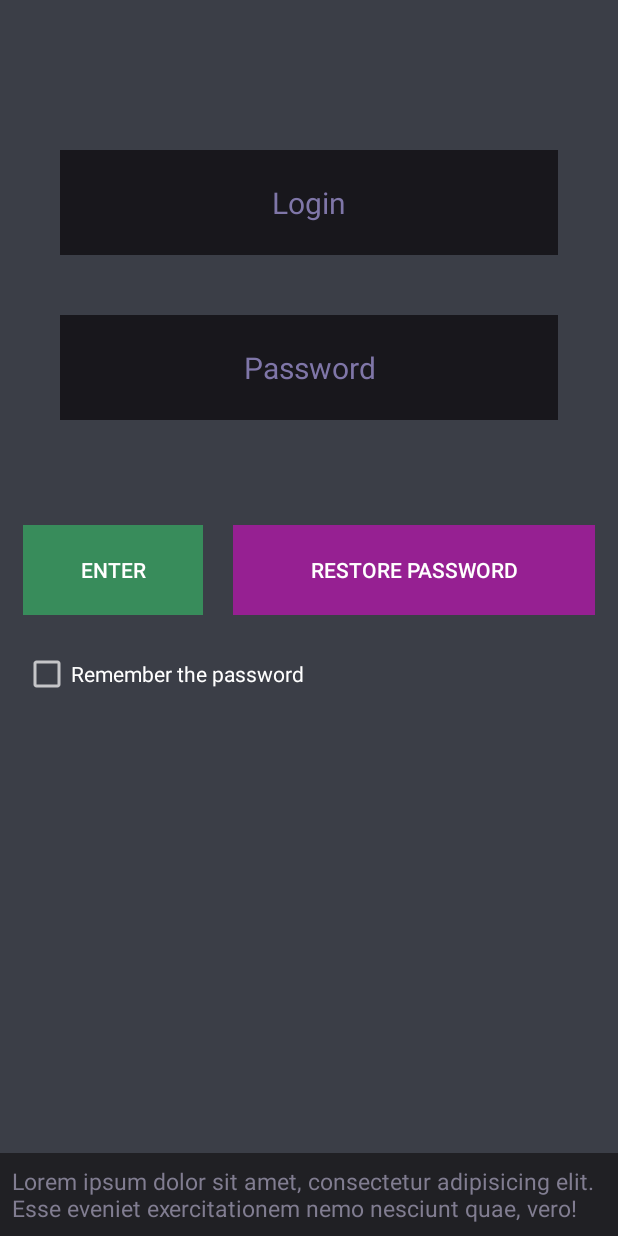
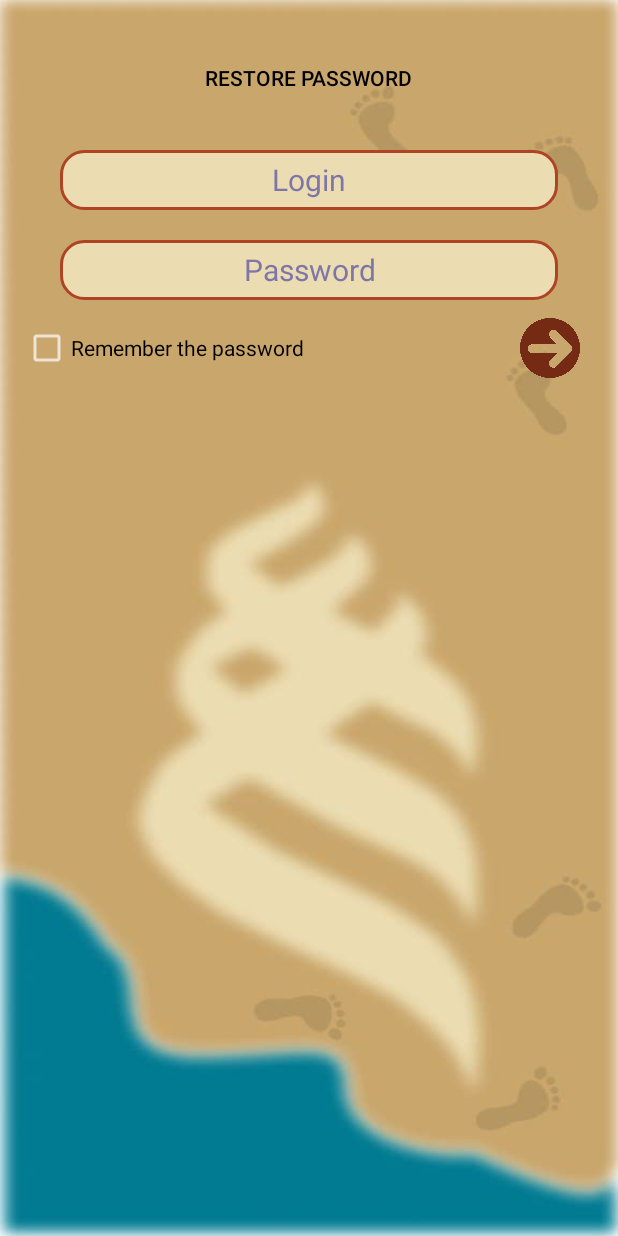
Before and after one commit to MaksKuchuk/AvitoYAIMP, an Android app: the screen it shows after launch (MainActivity), on a phone screen of 412 x 824 dp. Run offline under Robolectric (Android 15) with nearby library versions, the phone set to English and light mode, and no system bars.

Commit message:
designUpdate

```diff
--- a/app/src/main/java/com/example/dvfuyaimp/MainActivity.java
+++ b/app/src/main/java/com/example/dvfuyaimp/MainActivity.java
@@ -6,15 +6,20 @@ import android.content.Intent;
 import android.os.Bundle;
 import android.view.View;
 import android.widget.Button;
+import android.widget.CheckBox;
 import android.widget.EditText;
 import android.widget.Toast;
 
 public class MainActivity extends AppCompatActivity {
 
+    CheckBox remember;
+
     @Override
     protected void onCreate(Bundle savedInstanceState) {
         super.onCreate(savedInstanceState);
         setContentView(R.layout.activity_main);
+
+        remember = (CheckBox)findViewById(R.id.password_rem);
 
         findViewById(R.id.enterButton).setOnClickListener(new View.OnClickListener() {
             @Override
@@ -26,6 +31,12 @@ public class MainActivity extends AppCompatActivity {
             @Override
             public void onClick(View view) {
                 restorePasswordBTN(view);
+            }
+        });
+        remember.setOnClickListener(new View.OnClickListener() {
+            @Override
+            public void onClick(View view) {
+
             }
         });
 
--- /dev/null
+++ b/app/src/main/res/drawable/edit_text.xml
@@ -0,0 +1,10 @@
+<?xml version="1.0" encoding="utf-8"?>
+<selector xmlns:android="http://schemas.android.com/apk/res/android">
+    <item>
+        <shape android:shape="rectangle">
+            <solid android:color="@color/passEmailEdit"></solid>
+            <corners android:radius="15dp"></corners>
+            <stroke android:width="2dp" android:color="@color/dayScrollBTN"></stroke>
+        </shape>
+    </item>
+</selector>
--- a/app/src/main/res/layout/activity_main.xml
+++ b/app/src/main/res/layout/activity_main.xml
@@ -4,17 +4,17 @@
     xmlns:tools="http://schemas.android.com/tools"
     android:layout_width="match_parent"
     android:layout_height="match_parent"
-    android:background="@color/mainBGC"
+    android:background="@drawable/main_bg"
     tools:context=".MainActivity">
 
     <EditText
         android:id="@+id/EmailEdit"
         android:layout_width="match_parent"
-        android:layout_height="70dp"
+        android:layout_height="40dp"
         android:layout_marginStart="40dp"
         android:layout_marginTop="100dp"
         android:layout_marginEnd="40dp"
-        android:background="@color/passEmailEdit"
+        android:background="@drawable/edit_text"
         android:gravity="center"
         android:hint="@string/hintLogin"
         android:inputType="textEmailAddress"
@@ -25,16 +25,16 @@
         app:layout_constraintEnd_toEndOf="parent"
         app:layout_constraintStart_toStartOf="parent"
         app:layout_constraintTop_toTopOf="parent"
-        android:autofillHints="Login" />
+        android:autofillHints="Login"/>
 
     <EditText
         android:id="@+id/PasswordEdit"
         android:layout_width="match_parent"
-        android:layout_height="70dp"
+        android:layout_height="40dp"
         android:layout_marginStart="40dp"
-        android:layout_marginTop="40dp"
+        android:layout_marginTop="20dp"
         android:layout_marginEnd="40dp"
-        android:background="@color/passEmailEdit"
+        android:background="@drawable/edit_text"
         android:gravity="center"
         android:hint="@string/hintPassword"
         android:inputType="textPassword"
@@ -52,64 +52,52 @@
         android:layout_width="match_parent"
         android:layout_height="wrap_content"
         android:layout_marginStart="15dp"
-        android:layout_marginTop="70dp"
+        android:layout_marginTop="8dp"
         android:layout_marginEnd="15dp"
         android:orientation="horizontal"
         app:layout_constraintEnd_toEndOf="parent"
+        app:layout_constraintHorizontal_bias="1.0"
         app:layout_constraintStart_toStartOf="parent"
-        app:layout_constraintTop_toBottomOf="@id/PasswordEdit"
-        >
+        app:layout_constraintTop_toBottomOf="@id/PasswordEdit">
+
+        <CheckBox
+            android:id="@+id/password_rem"
+            android:layout_width="wrap_content"
+            android:layout_height="wrap_content"
+            android:minHeight="48dp"
+            android:text="@string/rememberPassword"
+            android:textColor="@color/black" />
+
+        <Space
+            android:layout_width="0dp"
+            android:layout_height="0dp"
+            android:layout_weight="1" />
 
         <Button
             android:id="@+id/enterButton"
-            android:layout_height="60dp"
-            android:layout_width="0dp"
+            style="?android:attr/borderlessButtonStyle"
+            android:layout_width="40dp"
+            android:layout_height="40dp"
             android:layout_marginEnd="10dp"
-            android:layout_weight="0.3"
-            android:text="@string/enterButton"
-            android:textStyle="normal"
-            style="?android:attr/borderlessButtonStyle"
-            android:background="@color/enterButtonBGC"
-            />
-
-        <Button
-            android:id="@+id/restorePasswordButton"
-            android:layout_height="60dp"
-            android:layout_width="0dp"
-            android:layout_marginStart="10dp"
-            android:layout_weight="0.6"
-            android:text="@string/restorePasswordButton"
-            android:textStyle="normal"
-            style="?android:attr/borderlessButtonStyle"
-            android:background="@color/restorePasswordButtonBGC"
-            />
-
+            android:background="@drawable/button_arrow"
+            android:textStyle="normal" />
     </LinearLayout>
 
-    <CheckBox
-        android:id="@+id/checkBox"
+    <Button
+        android:id="@+id/restorePasswordButton"
+        style="?android:attr/borderlessButtonStyle"
         android:layout_width="wrap_content"
         android:layout_height="wrap_content"
-        android:layout_marginStart="15dp"
-        android:layout_marginTop="15dp"
-        android:minHeight="48dp"
-        android:text="@string/rememberPassword"
-        app:layout_constraintStart_toStartOf="parent"
-        app:layout_constraintTop_toBottomOf="@id/ButtonsMap" />
-
-    <TextView
-        android:id="@+id/infoPlate"
-        android:layout_width="match_parent"
-        android:layout_height="wrap_content"
-        android:text="@string/infoString"
-        app:layout_constraintBottom_toBottomOf="parent"
+        android:layout_gravity="center"
+        android:layout_marginBottom="24dp"
+        android:background="#00000000"
+        android:text="@string/restorePasswordButton"
+        android:textColor="@color/black"
+        android:textStyle="normal"
+        app:layout_constraintBottom_toTopOf="@id/EmailEdit"
         app:layout_constraintEnd_toEndOf="parent"
-        app:layout_constraintStart_toStartOf="parent"
-        android:background="@color/infoTextDownBGC"
-        android:textSize="15sp"
-        android:textColor="@color/infoTextColor"
-        android:padding="8dp"
-        />
+        app:layout_constraintHorizontal_bias="0.498"
+        app:layout_constraintStart_toStartOf="parent" />
 
 
 </androidx.constraintlayout.widget.ConstraintLayout>
--- a/app/src/main/res/values/colors.xml
+++ b/app/src/main/res/values/colors.xml
@@ -7,19 +7,20 @@
     <color name="teal_700">#FF018786</color>
     <color name="black">#FF000000</color>
     <color name="white">#FFFFFFFF</color>
+    <color name="grey">#808080</color>
 
     <color name="mainBGC">#3b3e47</color>
-    <color name="passEmailEdit">#18171c</color>
+    <color name="passEmailEdit">#ebdcb2</color>
     <color name="textPassEmailEdit">#b6b0d1</color>
     <color name="textHintPassEmailEdit">#7f76a8</color>
     <color name="infoTextDownBGC">#202024</color>
     <color name="infoTextColor">#817d91</color>
     <color name="enterButtonBGC">#388c5b</color>
     <color name="restorePasswordButtonBGC">#962092</color>
-    <color name="dayScrollBGC">#008055</color>
+    <color name="dayScrollBGC">#662e1c</color>
     <color name="subjectScrollBGC">#3b3e47</color>
-    <color name="DownSelectionBGC">#008055</color>
+    <color name="DownSelectionBGC">#af4425</color>
     <color name="DownSelectionButtonsBGC">#333d28</color>
-    <color name="dayScrollBTN">#4dffc3</color>
+    <color name="dayScrollBTN">#af4425</color>
 
 </resources>
```
Also changed, not shown: app/src/main/res/drawable/button_arrow.png (added), app/src/main/res/drawable/main_bg.jpg (added).
